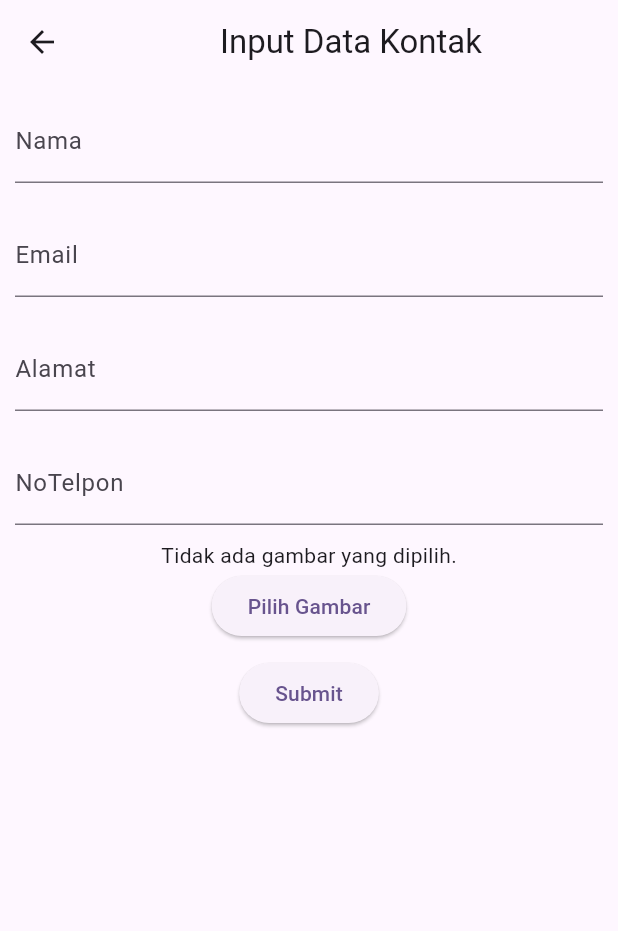
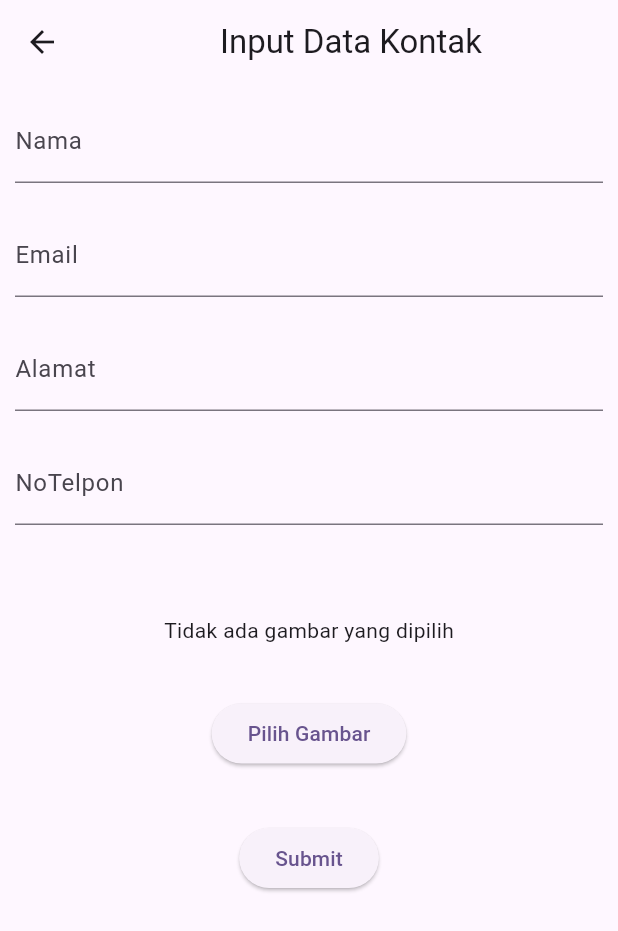
Before and after one commit to ricco-arisdy/dataa_kontak, a Flutter app: the FormKontak screen opened directly, after a tap on "Pilih Gambar", on a phone screen of 412 x 824 dp. Shown: the top 931 px of the screen. Run offline on Flutter 3.47's test engine with Material 3 defaults, Android fonts, the phone set to English and light mode, and no system bars; our stand-ins replace image_picker; network calls fail.

Commit message:
add sizebox and padding

```diff
--- a/lib/controller/kontak_controller.dart
+++ b/lib/controller/kontak_controller.dart
@@ -6,7 +6,7 @@ import 'package:dataa_kontak/class/class_person.dart';
 import 'package:dataa_kontak/service/kontak_service.dart';
 
 class KontakController {
-  final kontakService = KontakService();
+  final KontakService kontakService = KontakService();
 
   Future<Map<String, dynamic>> addPerson(Kontak person, File? file) async {
     Map<String, String> data = {
--- a/lib/wiget/form_kontak.dart
+++ b/lib/wiget/form_kontak.dart
@@ -45,8 +45,8 @@ class _FormKontakState extends State<FormKontak> {
           title: Center(child: Text('Input Data Kontak')),
         ),
         body: SingleChildScrollView(
-          child: Form(
-            key: _formKey,
+            child: Form(
+          key: _formKey,
           child: Column(children: [
             Container(
               margin: EdgeInsets.all(10),
@@ -80,13 +80,23 @@ class _FormKontakState extends State<FormKontak> {
                 controller: _noTeleponController,
               ),
             ),
+            SizedBox(
+              height: 50,
+            ),
             _image == null
-                ? Text('Tidak ada gambar yang dipilih.')
+                ? const Text("Tidak ada gambar yang dipilih")
                 : Image.file(_image!),
-            ElevatedButton(
-                onPressed: getImage, child: const Text('Pilih Gambar')),
+            Padding(
+              padding: const EdgeInsets.only(bottom: 25, top: 35),
+              child: ElevatedButton(
+                onPressed: () {
+                  getImage();
+                },
+                child: Text("Pilih Gambar"),
+              ),
+            ),
             Container(
-               margin: EdgeInsets.all(10),
+              margin: EdgeInsets.all(10),
               child: ElevatedButton(
                 onPressed: () async {
                   if ( _formKey.currentState!.validate()) {
@@ -113,9 +123,8 @@ class _FormKontakState extends State<FormKontak> {
                 },
                 child: const Text("Submit"),
               ),
-            )
+            ),
           ]),
-          )
-        ));
+        )));
   }
 }
```
